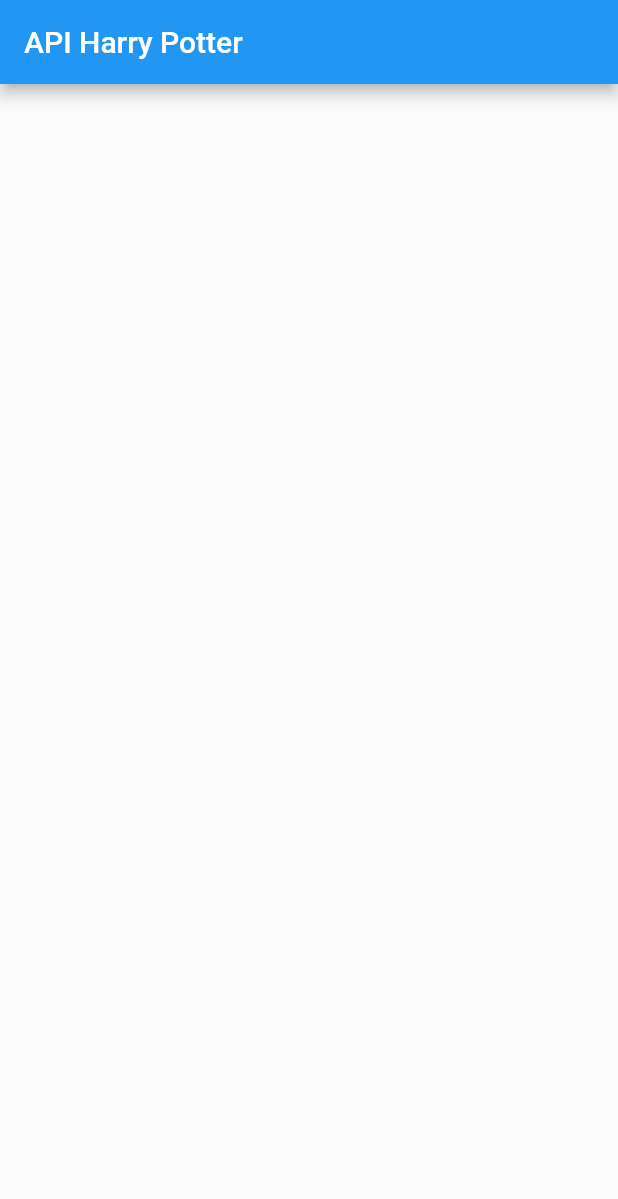
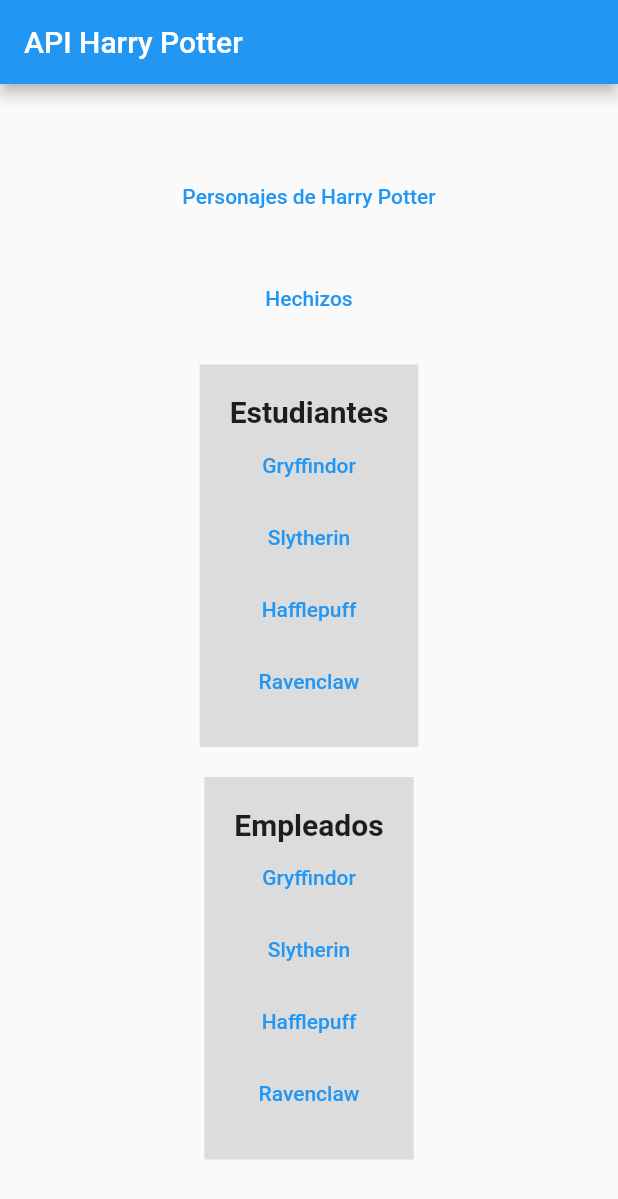
Before and after one commit to leyonel/ProyectoFinalHP, a Flutter app: the screen it shows after launch, on a phone screen of 412 x 824 dp. Shown: the top 1199 px of the screen. Run offline on Flutter 3.47's test engine with Material 2 defaults, Android fonts, the light colour scheme and no system bars; our stand-ins replace bloc, flutter_bloc.

Commit message:
vista principal

```diff
--- a/lib/caracteristicas/vistas/principal.dart
+++ b/lib/caracteristicas/vistas/principal.dart
@@ -5,6 +5,51 @@
 
   @override
   Widget build(BuildContext context) {
-    return Container();
+    return Center(
+      child: Column(
+        mainAxisAlignment: MainAxisAlignment.center,
+        children: [
+          TextButton(
+              onPressed: () {},
+              child: const Text("Personajes de Harry Potter")),
+          const SizedBox(height: 20),
+          TextButton(onPressed: () {}, child: const Text("Hechizos")),
+          const SizedBox(height: 20),
+          Container(
+            color: Colors.black12,
+            padding: const EdgeInsets.all(20),
+            child: Column(
+              children: [
+                const Text(
+                  "Estudiantes",
+                  style: TextStyle(fontWeight: FontWeight.bold, fontSize: 20),
+                ),
+                TextButton(onPressed: () {}, child: const Text("Gryffindor")),
+                TextButton(onPressed: () {}, child: const Text("Slytherin")),
+                TextButton(onPressed: () {}, child: const Text("Hafflepuff")),
+                TextButton(onPressed: () {}, child: const Text("Ravenclaw")),
+              ],
+            ),
+          ),
+          const SizedBox(height: 20),
+          Container(
+            color: Colors.black12,
+            padding: const EdgeInsets.all(20),
+            child: Column(
+              children: [
+                const Text(
+                  "Empleados",
+                  style: TextStyle(fontWeight: FontWeight.bold, fontSize: 20),
+                ),
+                TextButton(onPressed: () {}, child: const Text("Gryffindor")),
+                TextButton(onPressed: () {}, child: const Text("Slytherin")),
+                TextButton(onPressed: () {}, child: const Text("Hafflepuff")),
+                TextButton(onPressed: () {}, child: const Text("Ravenclaw")),
+              ],
+            ),
+          )
+        ],
+      ),
+    );
   }
 }
```
